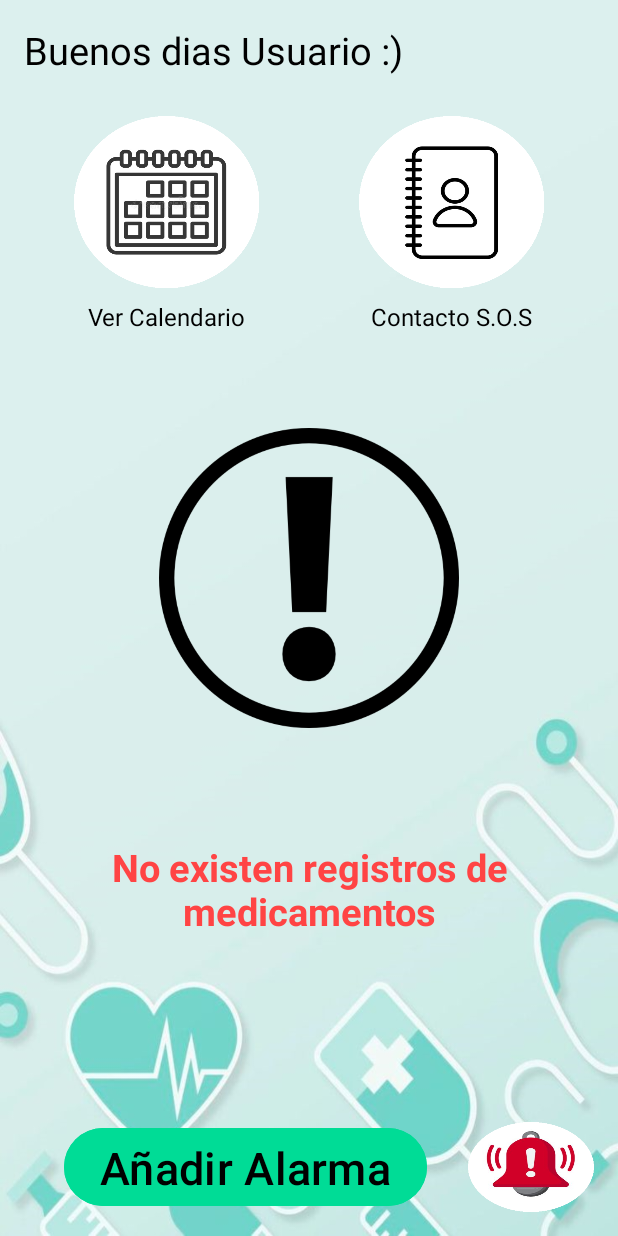
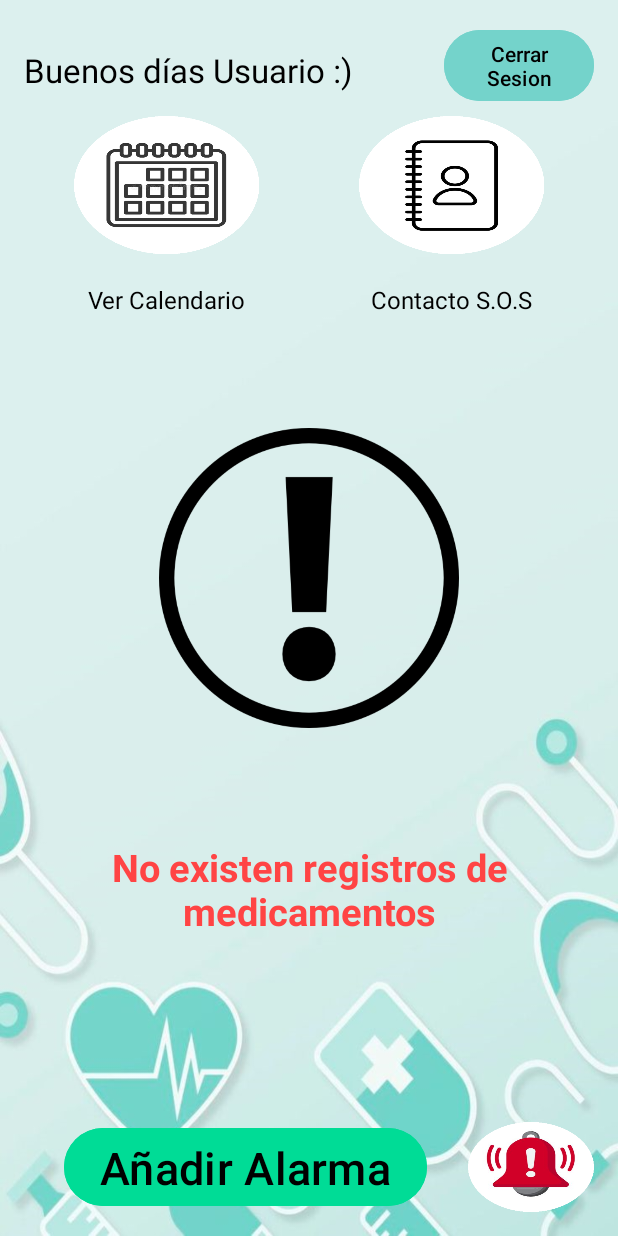
Before and after one commit to v1ct0r999/MedicApp, an Android app: the MainActivity screen opened directly, with no data from a screen before it, on a phone screen of 412 x 824 dp. Run offline under Robolectric (Android 15) with nearby library versions, the light colour scheme and no system bars.

Commit message:
Boton cerrar sesion y toa la cosas hecha

```diff
--- a/app/src/main/java/cl/contreras/medicapp/MainActivity.java
+++ b/app/src/main/java/cl/contreras/medicapp/MainActivity.java
@@ -22,6 +22,7 @@
 import androidx.appcompat.app.AppCompatActivity;
 import androidx.core.app.ActivityCompat;
 import androidx.core.content.ContextCompat;
+import java.util.Calendar;
 
 import cl.contreras.medicapp.db.DatabaseHelper;
 
@@ -51,8 +52,23 @@
         // Obtener el nombre guardado en SharedPreferences
         String name = sharedPreferences.getString("USER_NAME", "Usuario");
 
-        // Mostrar el saludo con el nombre
-        Saludo.setText("Buenos dias " + name + " :)");
+
+        // Obtener la hora actual usando Calendar para compatibilidad con API 24
+        Calendar calendar = Calendar.getInstance();
+        int horaActual = calendar.get(Calendar.HOUR_OF_DAY);  // 24-hour format
+
+        // Definir el saludo basado en la hora actual
+        String saludo = "";
+        if (horaActual < 12) {
+            saludo = "Buenos días " + name + " :)";
+        } else if (horaActual < 18) {
+            saludo = "Buenas tardes " + name + " :)";
+        } else {
+            saludo = "Buenas noches " + name + " :)";
+        }
+
+        // Mostrar el saludo en la interfaz
+        Saludo.setText(saludo);
 
         dbHelper = new DatabaseHelper(this);
         alarmaLayout = findViewById(R.id.alarmaLayout);
@@ -70,6 +86,23 @@
         ImageButton botonCalendario = (ImageButton) findViewById(R.id.calendario);
         ImageButton botonContacto = (ImageButton) findViewById(R.id.agregarcontacto);
         ImageButton botonemergerncia = (ImageButton) findViewById(R.id.botonemergencia);
+
+        Button btnCerrarSesion = (Button) findViewById(R.id.btncerrarsesion);
+
+        btnCerrarSesion.setOnClickListener(v -> {
+            // Eliminar el nombre de usuario de SharedPreferences
+            SharedPreferences.Editor editor = sharedPreferences.edit();
+            editor.remove("USER_NAME");
+            editor.apply();
+
+            // Mostrar mensaje de confirmación
+            Toast.makeText(MainActivity.this, "Sesión cerrada", Toast.LENGTH_SHORT).show();
+
+            // Redirigir al usuario a la pantalla de inicio de sesión (Splash)
+            Intent intent = new Intent(MainActivity.this, Splash.class);
+            startActivity(intent);
+            finish();
+        });
 
 
         botonCalendario.setOnClickListener(new View.OnClickListener() {
@@ -154,4 +187,6 @@
         super.onResume();
         loadAlarmas(); // Recargar la lista cuando regrese a la actividad principal
     }
+
+
 }
--- a/app/src/main/java/cl/contreras/medicapp/Splash.java
+++ b/app/src/main/java/cl/contreras/medicapp/Splash.java
@@ -32,6 +32,10 @@
         if (savedName != null) {
             EditTextUsuario.setText(savedName);
         }
+        if (savedName != null){
+            startActivity(new Intent(Splash.this, MainActivity.class));
+            finish();
+        }
 
         // Al hacer clic en el botón de login
         btnEntrar.setOnClickListener(new View.OnClickListener() {
@@ -39,6 +43,7 @@
             public void onClick(View v) {
                 // Obtener el texto del EditText
                 String name = EditTextUsuario.getText().toString().trim();
+                EditTextUsuario.setText("");
 
                 // Validar si el campo de nombre está vacío
                 if (name.isEmpty()) {
--- a/app/src/main/res/layout/activity_main.xml
+++ b/app/src/main/res/layout/activity_main.xml
@@ -13,7 +13,13 @@
     <LinearLayout
         android:layout_width="match_parent"
         android:layout_height="match_parent"
-        android:layout_weight="8">
+        android:layout_weight="8"
+        android:orientation="horizontal">
+        <LinearLayout
+            android:layout_width="match_parent"
+            android:layout_height="match_parent"
+            android:orientation="vertical"
+            android:layout_weight="1">
             <RelativeLayout
                 android:layout_width="match_parent"
                 android:layout_height="match_parent">
@@ -23,11 +29,38 @@
                     android:layout_height="wrap_content"
                     android:text="Buenos días"
                     android:textColor="@color/black"
-                android:textSize="25dp">
+                    android:textSize="22dp"
+                    android:layout_alignParentLeft="true"
+                    android:layout_centerInParent="true">
                 </TextView>
             </RelativeLayout>
 
         </LinearLayout>
+        <LinearLayout
+            android:layout_width="match_parent"
+            android:layout_height="match_parent"
+            android:layout_weight="2">
+            <RelativeLayout
+                android:layout_width="match_parent"
+                android:layout_height="match_parent">
+                <Button
+                    android:id="@+id/btncerrarsesion"
+                    android:layout_width="100dp"
+                    android:layout_height="wrap_content"
+                    android:text="Cerrar Sesion"
+                    android:textSize="14dp"
+                    android:textColor="@color/black"
+                    android:layout_alignParentRight="true"
+                    android:backgroundTint="@color/nose">
+
+                </Button>
+
+            </RelativeLayout>
+        </LinearLayout>
+
+
+    </LinearLayout>
+
 
 
 
@@ -49,7 +82,7 @@
             <LinearLayout
                 android:layout_width="match_parent"
                 android:layout_height="match_parent"
-                android:layout_weight="1">
+                android:layout_weight="2">
 
                 <RelativeLayout
                     android:layout_width="match_parent"
@@ -103,7 +136,7 @@
             <LinearLayout
                 android:layout_width="match_parent"
                 android:layout_height="match_parent"
-                android:layout_weight="1">
+                android:layout_weight="2">
 
                 <RelativeLayout
                     android:layout_width="match_parent"
@@ -237,7 +270,7 @@
                     android:id="@+id/btnAddAlarma"
                     android:layout_width="wrap_content"
                     android:layout_height="wrap_content"
-                    android:textSize="30dp"
+                    android:textSize="30sp"
                     android:textColor="@color/black"
                     android:text="Añadir Alarma"
                     android:layout_centerInParent="true"
--- a/app/src/main/res/values/colors.xml
+++ b/app/src/main/res/values/colors.xml
@@ -7,4 +7,6 @@
     <color name="verde">#00FF0A</color>
     <color name="celeste">#05E3FF</color>
     <color name="cyan">#00DC96</color>
+    <color name="nose">#74D3CB</color>
+
 </resources>
```
Lines whose indentation alone changed are shown as unchanged.
